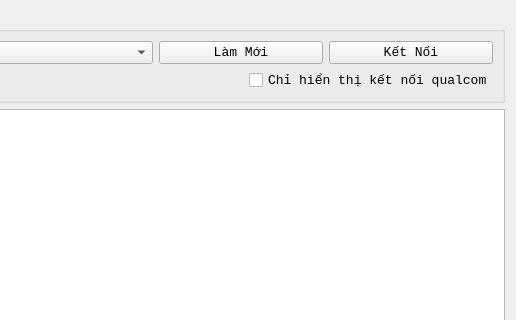
Old version of the form sourcecode/26MobileTool/QualComMobileWidget.ui in the repository sauantao/AndroidMobileSolution; both pictures show x 370 to 886 and y 0 to 320 of the 886 by 593 pixel window.
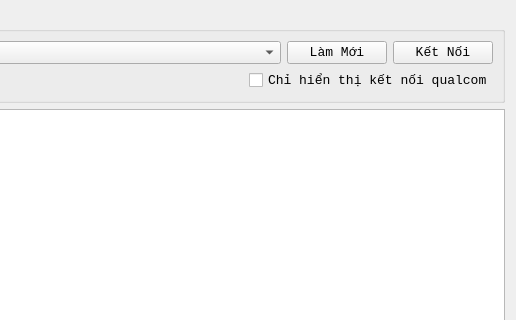
New version of the form.

What changed in the file:
```diff
--- a/sourcecode/26MobileTool/QualComMobileWidget.ui
+++ b/sourcecode/26MobileTool/QualComMobileWidget.ui
@@ -58,6 +58,12 @@
           </item>
           <item>
            <widget class="QPushButton" name="pushButton_Com_Reload">
+            <property name="maximumSize">
+             <size>
+              <width>100</width>
+              <height>16777215</height>
+             </size>
+            </property>
             <property name="text">
              <string>Làm Mới</string>
             </property>
@@ -65,6 +71,12 @@
           </item>
           <item>
            <widget class="QPushButton" name="pushButton_Com_Connec">
+            <property name="maximumSize">
+             <size>
+              <width>100</width>
+              <height>16777215</height>
+             </size>
+            </property>
             <property name="text">
              <string>Kết Nối</string>
             </property>
```
